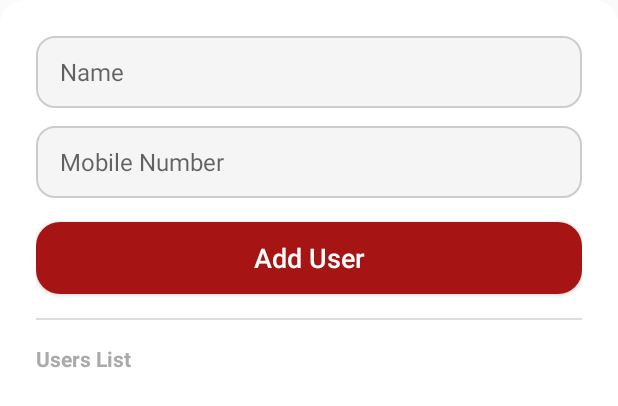
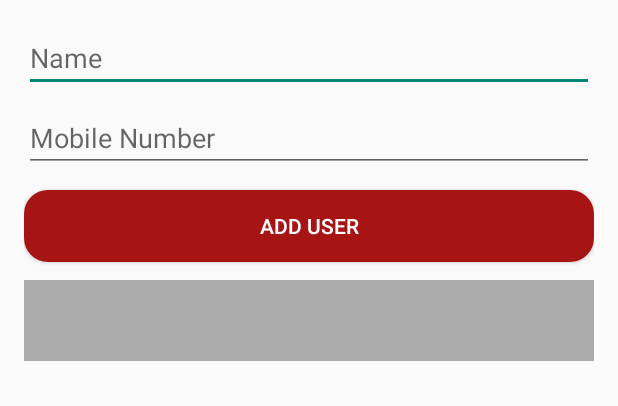
Before and after one commit to donfueg/cc17-3f-negaya, an Android app: the layout bottom_sheet_add_user.xml on its own in the app's theme, with its tools: preview values and no code run, on a phone screen of 412 x 824 dp. Shown: the top 406 px of the screen. Run offline under Robolectric (Android 15) with nearby library versions, the phone set to English and light mode, and no system bars; Roboto replaces fonts that are not available here.

Commit message:
higlight with modals

```diff
--- /dev/null
+++ b/app/src/main/res/drawable/user_item_default.xml
@@ -0,0 +1,6 @@
+<?xml version="1.0" encoding="utf-8"?>
+<shape xmlns:android="http://schemas.android.com/apk/res/android"
+    android:shape="rectangle">
+    <solid android:color="@android:color/white"/>
+    <corners android:radius="12dp"/>
+</shape>
--- /dev/null
+++ b/app/src/main/res/drawable/user_item_selected.xml
@@ -0,0 +1,6 @@
+<?xml version="1.0" encoding="utf-8"?>
+<shape xmlns:android="http://schemas.android.com/apk/res/android"
+    android:shape="rectangle">
+    <solid android:color="#D6E4FF"/> <!-- light blue highlight -->
+    <corners android:radius="12dp"/>
+</shape>
--- a/app/src/main/res/layout/bottom_sheet_add_user.xml
+++ b/app/src/main/res/layout/bottom_sheet_add_user.xml
@@ -1,66 +1,45 @@
-<?xml version="1.0" encoding="utf-8"?>
 <LinearLayout
     xmlns:android="http://schemas.android.com/apk/res/android"
     android:id="@+id/bottomSheetLayout"
     android:layout_width="match_parent"
     android:layout_height="wrap_content"
     android:orientation="vertical"
-    android:padding="24dp"
-    android:background="@drawable/rounded_sheet_background">
+    android:padding="16dp">
 
     <EditText
         android:id="@+id/inputName"
         android:layout_width="match_parent"
-        android:layout_height="48dp"
+        android:layout_height="wrap_content"
         android:hint="Name"
         android:inputType="textPersonName"
-        android:paddingStart="16dp"
-        android:paddingEnd="16dp"
-        android:background="@drawable/rounded_editext"
-        android:layout_marginBottom="12dp"
-        android:textColor="@android:color/black"
-        android:textSize="16sp"
-        android:importantForAutofill="yes" />
+        android:layout_marginBottom="8dp"/>
 
     <EditText
         android:id="@+id/inputMobile"
         android:layout_width="match_parent"
-        android:layout_height="48dp"
+        android:layout_height="wrap_content"
         android:hint="Mobile Number"
         android:inputType="phone"
-        android:paddingStart="16dp"
-        android:paddingEnd="16dp"
-        android:background="@drawable/rounded_editext"
-        android:layout_marginBottom="16dp"
-        android:textColor="@android:color/black"
-        android:textSize="16sp"
-        android:importantForAutofill="yes" />
+        android:layout_marginBottom="12dp"/>
 
     <Button
         android:id="@+id/bottomSheetAddUserButton"
         android:layout_width="match_parent"
-        android:layout_height="48dp"
+        android:layout_height="wrap_content"
         android:text="Add User"
         android:background="@drawable/rounded_button"
         android:textColor="@android:color/white"
-        android:textAllCaps="false"
-        android:textSize="18sp"
-        android:layout_marginBottom="16dp" />
+        android:layout_marginBottom="12dp" />
 
-    <View
-        android:layout_width="match_parent"
-        android:layout_height="1dp"
-        android:background="#DDDDDD"
-        android:layout_marginBottom="16dp" />
-
+    <!-- Main user item -->
     <TextView
+        android:id="@+id/mainUserInfoTextView"
         android:layout_width="match_parent"
         android:layout_height="wrap_content"
-        android:text="Users List"
-        android:textColor="@android:color/darker_gray"
-        android:textStyle="bold"
-        android:textSize="14sp"
-        android:paddingBottom="8dp" />
+        android:textSize="16sp"
+        android:padding="16dp"
+        android:textColor="@android:color/holo_red_dark"
+        android:background="@android:color/darker_gray" />
 
     <ScrollView
         android:layout_width="match_parent"
```
Also changed, not shown: app/src/main/java/com/example/crud2/Dashboard.kt (+34 -31 lines), app/src/main/res/layout/activity_dashboard.xml (+5 -7 lines).
